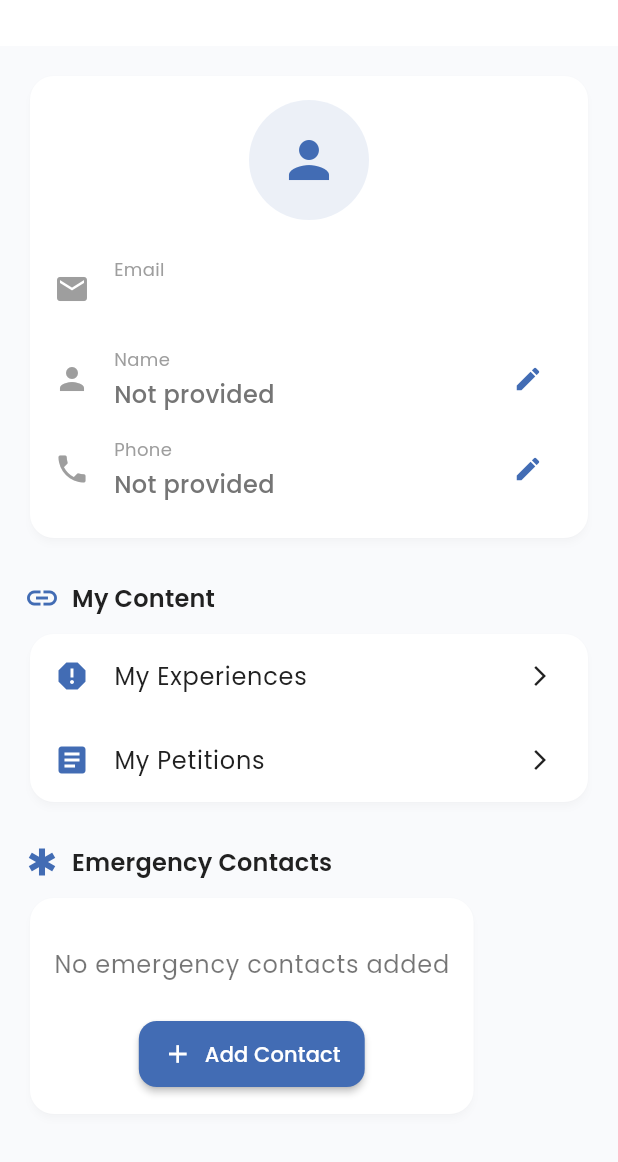
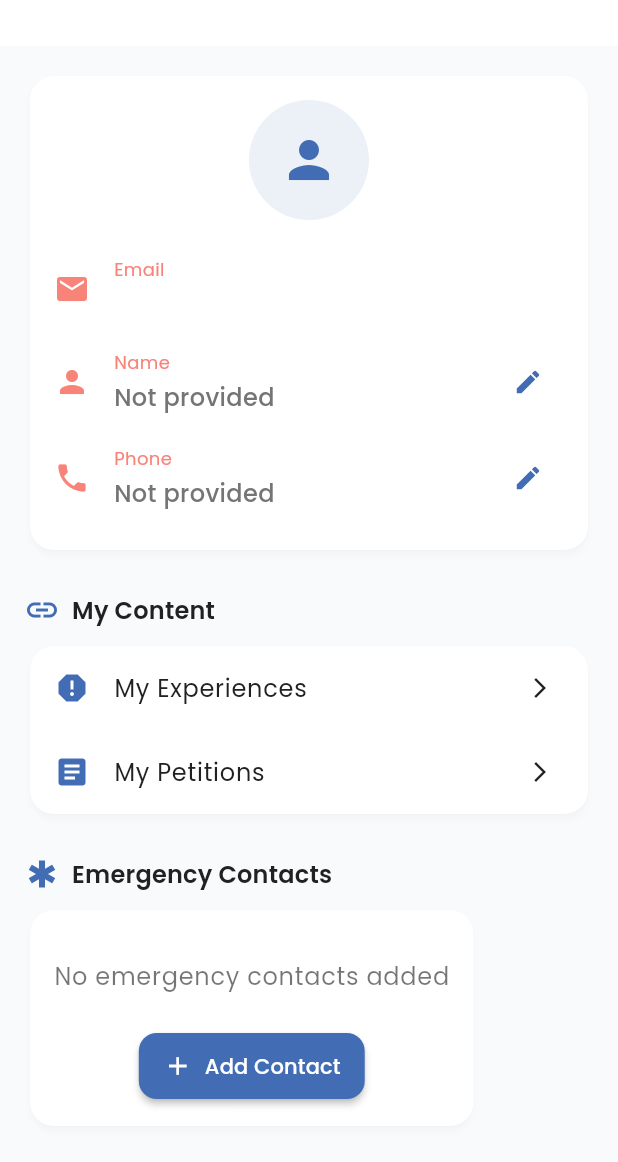
Before and after one commit to WeezyF0/Sororia, a Flutter app: the ProfileScreen screen opened by its route, on a phone screen of 412 x 824 dp, the part 74-1236 px from its top. Run offline on Flutter 3.47's test engine with Material 3 defaults, Android fonts, the phone set to English and light mode, and no system bars; our stand-ins replace cloud_firestore, firebase_auth, firebase_core, firebase_messaging, fl_chart, flutter_dotenv and 14 more; missing offline and left inert: algolia_client_search, algolia_helper_flutter, flutter_polyline_points, google_polyline_algorithm; accounts and stored records are empty.

Commit message:
profile fix

```diff
--- a/lib/screens/profile_screen.dart
+++ b/lib/screens/profile_screen.dart
@@ -101,7 +101,10 @@ class _ProfileScreenState extends State<ProfileScreen> {
             actions: [
               TextButton(
                 onPressed: () => Navigator.pop(context),
-                child: Text("Cancel", style: TextStyle(color: Colors.grey)),
+                child: Text(
+                  "Cancel",
+                  style: TextStyle(color: Color(0xFFf88379)),
+                ),
               ),
               TextButton(
                 onPressed: () async {
@@ -225,7 +228,10 @@ class _ProfileScreenState extends State<ProfileScreen> {
             actions: [
               TextButton(
                 onPressed: () => Navigator.pop(context),
-                child: Text("Cancel", style: TextStyle(color: Colors.grey)),
+                child: Text(
+                  "Cancel",
+                  style: TextStyle(color: Color(0xFFf88379)),
+                ),
               ),
               TextButton(
                 onPressed: () async {
@@ -309,145 +315,87 @@ class _ProfileScreenState extends State<ProfileScreen> {
     );
   }
 
-  void _editPhoneNumber() async {
-    final TextEditingController controller = TextEditingController(
-      text: userData?['phone_no']?.toString().replaceAll('+91', ''),
-    );
+  // Add these new variables for inline editing
+  bool isEditingName = false;
+  bool isEditingPhone = false;
+  final TextEditingController nameController = TextEditingController();
+  final TextEditingController phoneController = TextEditingController();
+  final GlobalKey<FormState> nameFormKey = GlobalKey<FormState>();
+  final GlobalKey<FormState> phoneFormKey = GlobalKey<FormState>();
 
-    final formKey = GlobalKey<FormState>();
+  @override
+  void dispose() {
+    nameController.dispose();
+    phoneController.dispose();
+    super.dispose();
+  }
 
-    // First show dialog to get the new phone number
-    final result = await showDialog<String>(
-      context: context,
-      builder: (context) {
-        return AlertDialog(
-          title: const Text("Edit Phone Number"),
-          content: Form(
-            key: formKey,
-            child: TextFormField(
-              controller: controller,
-              keyboardType: TextInputType.number,
-              maxLength: 10,
-              decoration: const InputDecoration(
-                labelText: "Phone Number",
-                prefixText: '+91 ',
-                counterText: "", // Hide character counter
-              ),
-              validator: (value) {
-                if (value == null || value.trim().isEmpty) {
-                  return 'Phone number is required';
-                } else if (value.trim().length != 10) {
-                  return 'Must be exactly 10 digits';
-                } else if (!RegExp(r'^[0-9]+$').hasMatch(value.trim())) {
-                  return 'Digits only';
+  // Replace _editName and _editPhoneNumber with these methods:
+  void _toggleNameEdit() {
+    if (isEditingName) {
+      // Save the changes
+      if (nameFormKey.currentState?.validate() ?? false) {
+        _saveName();
       }
-                return null;
-              },
-            ),
-          ),
-          actions: [
-            TextButton(
-              onPressed: () => Navigator.pop(context),
-              child: const Text("Cancel"),
-            ),
-            ElevatedButton(
-              onPressed: () {
-                if (formKey.currentState?.validate() ?? false) {
-                  Navigator.pop(context, controller.text.trim());
+    } else {
+      // Start editing
+      nameController.text = userData?['name'] ?? '';
     }
-              },
-              child: const Text("Continue"),
-            ),
-          ],
-        );
-      },
-    );
+    setState(() => isEditingName = !isEditingName);
+  }
 
-    // If user canceled, return early
-    if (result == null) return;
+  Future<void> _saveName() async {
+    try {
+      await _firestore.collection('users').doc(_auth.currentUser!.uid).update({
+        'name': nameController.text.trim(),
+      });
+      setState(() {
+        userData?['name'] = nameController.text.trim();
+      });
+    } catch (e) {
+      ScaffoldMessenger.of(
+        context,
+      ).showSnackBar(SnackBar(content: Text("Error updating name")));
+    }
+  }
 
-    // Now launch the verification screen
+  void _togglePhoneEdit() {
+    if (isEditingPhone) {
+      // Save the changes
+      if (phoneFormKey.currentState?.validate() ?? false) {
+        _verifyPhoneNumber();
+      }
+    } else {
+      // Start editing
+      phoneController.text = userData?['phone_no']?.toString() ?? '';
+    }
+    setState(() => isEditingPhone = !isEditingPhone);
+  }
+
+  Future<void> _verifyPhoneNumber() async {
+    final phone = phoneController.text.trim();
     final verified = await Navigator.push<bool>(
       context,
       MaterialPageRoute(
         builder:
             (context) => VerifyPhoneUpdate(
               userId: _auth.currentUser!.uid,
-              phoneNumber: result,
+              phoneNumber: phone,
             ),
       ),
     );
 
-    // If verification was successful, update the UI
     if (verified == true) {
       setState(() {
-        userData?['phone_no'] = result;
+        userData?['phone_no'] = phone;
       });
-
       ScaffoldMessenger.of(context).showSnackBar(
         SnackBar(content: Text("Phone number updated successfully")),
       );
+    } else {
+      // Reset to original value if verification failed
+      phoneController.text = userData?['phone_no']?.toString() ?? '';
     }
-  }
-
-  void _editName() async {
-    final TextEditingController controller = TextEditingController(
-      text: userData?['name']?.toString(),
-    );
-
-    final formKey = GlobalKey<FormState>();
-
-    await showDialog(
-      context: context,
-      builder: (context) {
-        return AlertDialog(
-          title: const Text("Edit Name"),
-          content: Form(
-            key: formKey,
-            child: TextFormField(
-              controller: controller,
-              keyboardType: TextInputType.text,
-              textCapitalization: TextCapitalization.words,
-              maxLength: 10,
-              decoration: const InputDecoration(
-                labelText: "Name",
-                counterText: "", // Hide character counter
-              ),
-              validator: (value) {
-                if (value == null || value.trim().isEmpty) {
-                  return 'Name is required';
-                }
-                return null;
-              },
-            ),
-          ),
-          actions: [
-            TextButton(
-              onPressed: () => Navigator.pop(context),
-              child: const Text("Cancel"),
-            ),
-            ElevatedButton(
-              onPressed: () async {
-                if (formKey.currentState?.validate() ?? false) {
-                  final phone = controller.text.trim();
-                  await _firestore
-                      .collection('users')
-                      .doc(_auth.currentUser!.uid)
-                      .update({'name': phone});
-
-                  setState(() {
-                    userData?['name'] = phone;
-                  });
-
-                  Navigator.pop(context);
-                }
-              },
-              child: const Text("Save"),
-            ),
-          ],
-        );
-      },
-    );
   }
 
   @override
@@ -529,51 +477,163 @@ class _ProfileScreenState extends State<ProfileScreen> {
                               label: "Email",
                               value: user.email ?? "Not provided",
                             ),
-                            Row(
-                              mainAxisAlignment: MainAxisAlignment.spaceBetween,
+                            Padding(
+                              padding: const EdgeInsets.symmetric(vertical: 8),
+                              child: Row(
                                 children: [
+                                  Icon(
+                                    Icons.person,
+                                    size: 24,
+                                    color: Color(0xFFf88379),
+                                  ),
+                                  const SizedBox(width: 16),
                                   Expanded(
-                                  child: _buildProfileItem(
-                                    icon: Icons.person,
-                                    label: "Name",
-                                    value:
+                                    child: Column(
+                                      crossAxisAlignment:
+                                          CrossAxisAlignment.start,
+                                      children: [
+                                        const Text(
+                                          "Name",
+                                          style: TextStyle(
+                                            fontSize: 12,
+                                            color: Color(0xFFf88379),
+                                          ),
+                                        ),
+                                        const SizedBox(height: 4),
+                                        isEditingName
+                                            ? Form(
+                                              key: nameFormKey,
+                                              child: TextFormField(
+                                                controller: nameController,
+                                                decoration: InputDecoration(
+                                                  isDense: true,
+                                                  contentPadding:
+                                                      EdgeInsets.zero,
+                                                  border: InputBorder.none,
+                                                ),
+                                                style: const TextStyle(
+                                                  fontSize: 16,
+                                                  fontWeight: FontWeight.w500,
+                                                ),
+                                                validator: (value) {
+                                                  if (value == null ||
+                                                      value.trim().isEmpty) {
+                                                    return 'Name is required';
+                                                  }
+                                                  return null;
+                                                },
+                                              ),
+                                            )
+                                            : Text(
                                               userData?['name'] != null
                                                   ? "${userData!['name']}"
                                                   : "Not provided",
+                                              style: const TextStyle(
+                                                fontSize: 16,
+                                                fontWeight: FontWeight.w500,
+                                              ),
+                                              overflow: TextOverflow.ellipsis,
+                                              maxLines: 1,
+                                            ),
+                                      ],
                                     ),
                                   ),
                                   IconButton(
                                     icon: Icon(
-                                    Icons.edit,
+                                      isEditingName ? Icons.check : Icons.edit,
                                       size: 20,
                                       color: primaryColor,
                                     ),
-                                  onPressed: _editName,
+                                    onPressed: _toggleNameEdit,
                                   ),
                                 ],
                               ),
-                            Row(
-                              mainAxisAlignment: MainAxisAlignment.spaceBetween,
+                            ),
+
+                            // Updated Phone Field with inline editing
+                            Padding(
+                              padding: const EdgeInsets.symmetric(vertical: 8),
+                              child: Row(
                                 children: [
+                                  Icon(
+                                    Icons.phone,
+                                    size: 24,
+                                    color: Color(0xFFf88379),
+                                  ),
+                                  const SizedBox(width: 16),
                                   Expanded(
-                                  child: _buildProfileItem(
-                                    icon: Icons.phone,
-                                    label: "Phone",
-                                    value:
+                                    child: Column(
+                                      crossAxisAlignment:
+                                          CrossAxisAlignment.start,
+                                      children: [
+                                        const Text(
+                                          "Phone",
+                                          style: TextStyle(
+                                            fontSize: 12,
+                                            color: Color(0xFFf88379),
+                                          ),
+                                        ),
+                                        const SizedBox(height: 4),
+                                        isEditingPhone
+                                            ? Form(
+                                              key: phoneFormKey,
+                                              child: TextFormField(
+                                                controller: phoneController,
+                                                keyboardType:
+                                                    TextInputType.phone,
+                                                decoration: InputDecoration(
+                                                  isDense: true,
+                                                  contentPadding:
+                                                      EdgeInsets.zero,
+                                                  border: InputBorder.none,
+                                                  prefixText: '+91 ',
+                                                ),
+                                                style: const TextStyle(
+                                                  fontSize: 16,
+                                                  fontWeight: FontWeight.w500,
+                                                ),
+                                                validator: (value) {
+                                                  if (value == null ||
+                                                      value.trim().isEmpty) {
+                                                    return 'Phone is required';
+                                                  } else if (value
+                                                          .trim()
+                                                          .length !=
+                                                      10) {
+                                                    return 'Must be 10 digits';
+                                                  } else if (!RegExp(
+                                                    r'^[0-9]+$',
+                                                  ).hasMatch(value.trim())) {
+                                                    return 'Digits only';
+                                                  }
+                                                  return null;
+                                                },
+                                              ),
+                                            )
+                                            : Text(
                                               userData?['phone_no'] != null
                                                   ? "+91 ${userData!['phone_no']}"
                                                   : "Not provided",
+                                              style: const TextStyle(
+                                                fontSize: 16,
+                                                fontWeight: FontWeight.w500,
+                                              ),
+                                              overflow: TextOverflow.ellipsis,
+                                              maxLines: 1,
+                                            ),
+                                      ],
                                     ),
                                   ),
                                   IconButton(
                                     icon: Icon(
-                                    Icons.edit,
+                                      isEditingPhone ? Icons.check : Icons.edit,
                                       size: 20,
                                       color: primaryColor,
                                     ),
-                                  onPressed: _editPhoneNumber,
+                                    onPressed: _togglePhoneEdit,
                                   ),
                                 ],
+                              ),
                             ),
                           ],
                         ),
@@ -763,14 +823,14 @@ class _ProfileScreenState extends State<ProfileScreen> {
       padding: const EdgeInsets.symmetric(vertical: 8),
       child: Row(
         children: [
-          Icon(icon, size: 24, color: Colors.grey),
+          Icon(icon, size: 24, color: Color(0xFFf88379)),
           const SizedBox(width: 16),
           Column(
             crossAxisAlignment: CrossAxisAlignment.start,
             children: [
               Text(
                 label,
-                style: const TextStyle(fontSize: 12, color: Colors.grey),
+                style: const TextStyle(fontSize: 12, color: Color(0xFFf88379)),
               ),
               const SizedBox(height: 4),
               Text(
@@ -778,6 +838,7 @@ class _ProfileScreenState extends State<ProfileScreen> {
                 style: const TextStyle(
                   fontSize: 16,
                   fontWeight: FontWeight.w500,
+                  overflow: TextOverflow.ellipsis,
                 ),
               ),
             ],
```
Also changed, not shown: pubspec.lock. Lines whose indentation alone changed are shown as unchanged.
